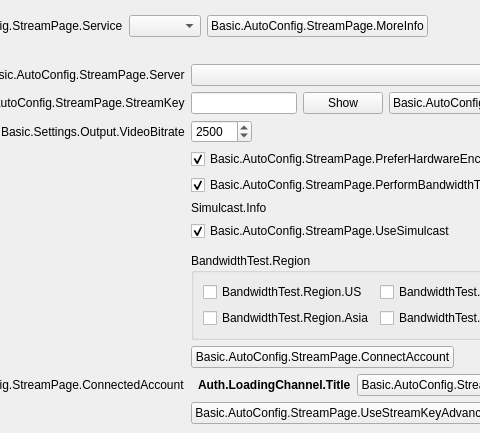
Qt form UI/forms/AutoConfigStreamPage.ui (exeldro/obs-studio) before a commit; both pictures show x 92 to 572 and y 0 to 433 of the 742 by 433 pixel window.
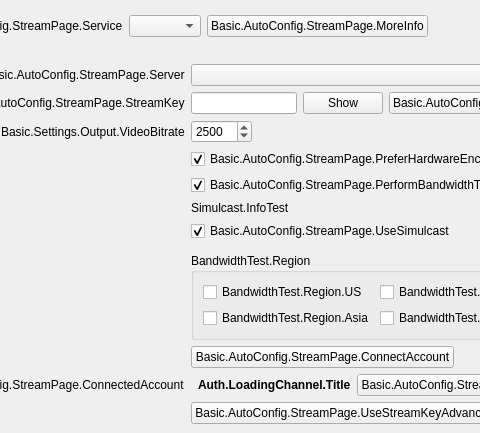
The same form after that commit. Custom widgets are drawn as their Qt base class.

Commit message:
UI: Remove enhanced broadcasting hardware checks
Text now does no longer imply that the user's hardware is sufficient,
so we're good failing in some cases

Diff of the .ui file:
```diff
--- a/UI/forms/AutoConfigStreamPage.ui
+++ b/UI/forms/AutoConfigStreamPage.ui
@@ -382,7 +382,7 @@
        <item row="5" column="1">
         <widget class="QLabel" name="simulcastInfo">
          <property name="text">
-          <string>Simulcast.Info</string>
+          <string>Simulcast.InfoTest</string>
          </property>
          <property name="textFormat">
           <enum>Qt::RichText</enum>
```
The commit also changes 4 other files.
